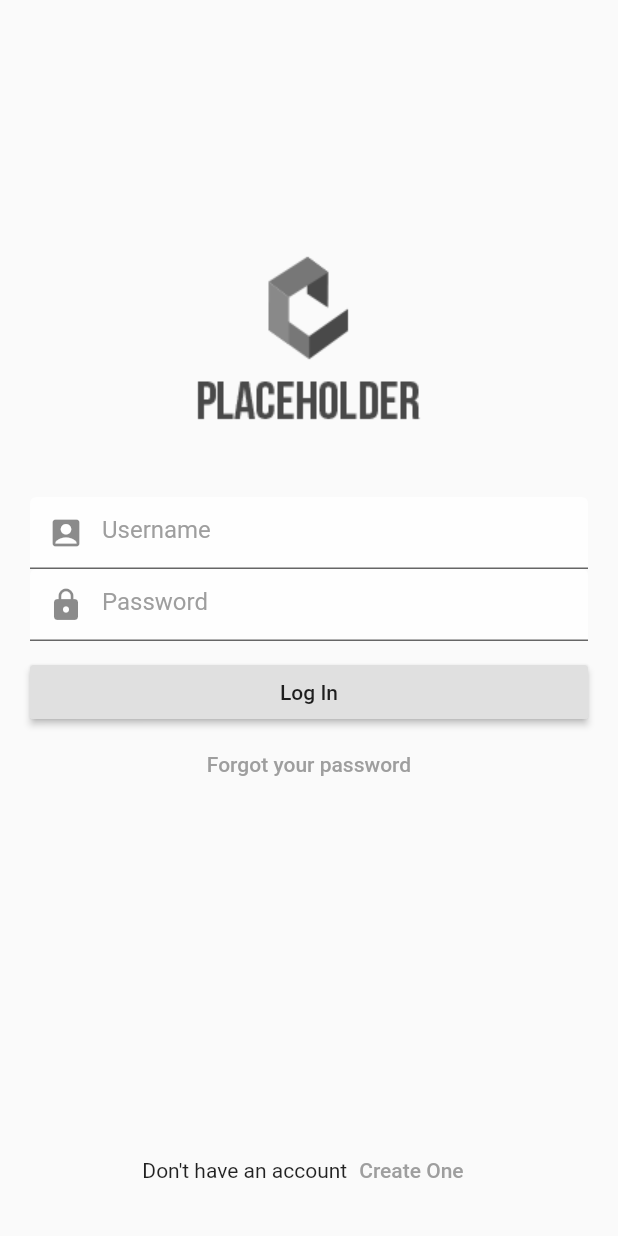
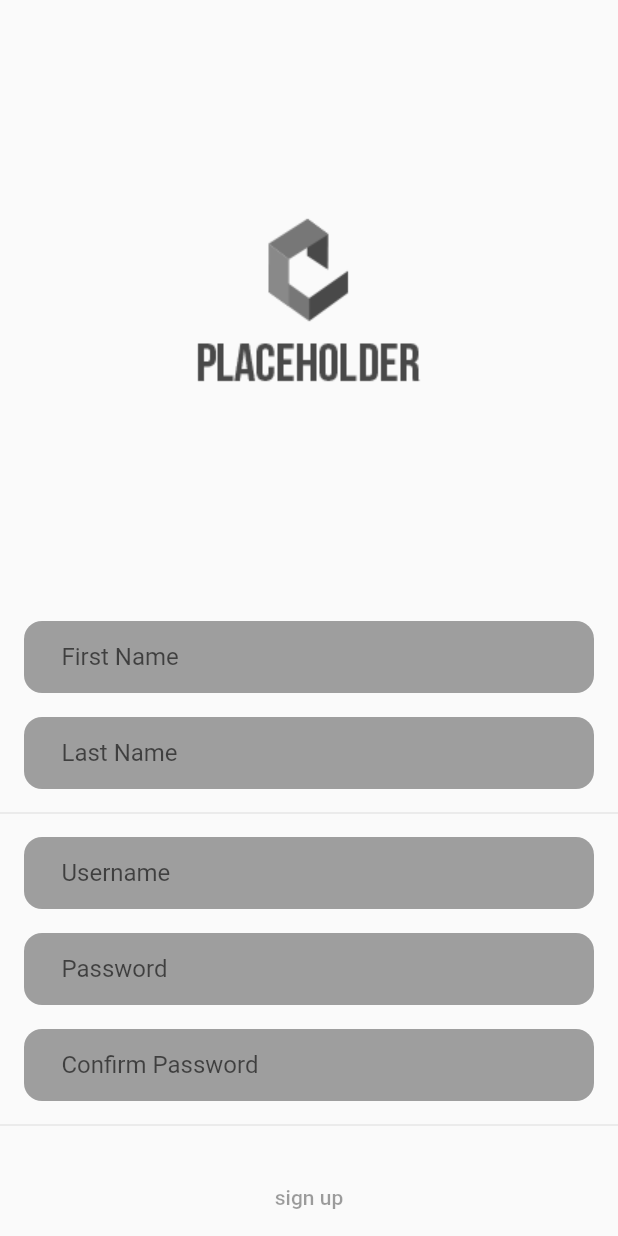
Before and after one commit to Henrymarks1/link, a Flutter app: the screen it shows after launch, after a tap on "Create One", on a phone screen of 412 x 824 dp. Run offline on Flutter 3.47's test engine with Material 2 defaults, Android fonts, the phone set to English and light mode, and no system bars; our stand-ins replace geolocator, google_maps_flutter, sliding_up_panel.

Commit message:
signup page

```diff
--- /dev/null
+++ b/frontend/link/lib/components/themetextfeild.dart
@@ -0,0 +1,54 @@
+import 'package:flutter/material.dart';
+
+class ThemedTextField extends StatelessWidget {
+  final String text;
+  final Function onChanged;
+  ThemedTextField({@required this.text, this.onChanged});
+
+  @override
+  Widget build(BuildContext context) {
+    return Padding(
+      padding: const EdgeInsets.symmetric(
+        horizontal: 16,
+        vertical: 8,
+      ),
+      child: ClipRRect(
+        borderRadius: BorderRadius.circular(12),
+        child: Container(
+          color: Colors.grey,
+          child: TextField(
+            onChanged: onChanged,
+            decoration: InputDecoration(
+              border: InputBorder.none,
+              focusedBorder: InputBorder.none,
+              enabledBorder: InputBorder.none,
+              errorBorder: InputBorder.none,
+              disabledBorder: InputBorder.none,
+              contentPadding:
+                  EdgeInsets.only(left: 25, bottom: 11, top: 11, right: 15),
+              hintText: text,
+            ),
+          ),
+        ),
+      ),
+    );
+  }
+}
+
+class CustomTextField extends StatelessWidget {
+  final TextEditingController controller;
+  final String label;
+  CustomTextField(this.label, {@required this.controller});
+
+  @override
+  Widget build(BuildContext context) {
+    return Padding(
+        padding: const EdgeInsets.all(12.0),
+        child: TextField(
+          controller: controller,
+          decoration: InputDecoration(
+            helperText: label,
+          ),
+        ));
+  }
+}
--- a/frontend/link/lib/main.dart
+++ b/frontend/link/lib/main.dart
@@ -23,7 +23,7 @@ class MyApp extends StatelessWidget {
         // is not restarted.
         primarySwatch: Colors.blue,
       ),
-      home: SignUp(),
+      home: SignIn(),
     );
   }
 }
--- a/frontend/link/lib/pages/signin.dart
+++ b/frontend/link/lib/pages/signin.dart
@@ -2,8 +2,9 @@ import 'dart:ui';
 
 import 'package:flutter/material.dart';
 import 'package:link/pages/map.dart';
+import 'package:link/pages/signup.dart';
 
-class SignUp extends StatelessWidget {
+class SignIn extends StatelessWidget {
   @override
   Widget build(BuildContext context) {
     return Scaffold(
@@ -38,7 +39,6 @@ class SignUp extends StatelessWidget {
               fillColor: Colors.white70,
               focusedBorder: OutlineInputBorder(
                 borderRadius: BorderRadius.all(Radius.circular(10.0)),
-                borderSide: BorderSide(color: Colors.green, width: 2),
               ),
             ),
           ),
@@ -85,7 +85,10 @@ class SignUp extends StatelessWidget {
                       MaterialStateProperty.all<Color>(Colors.grey[500]),
                 ),
                 child: Text("Create One"),
-                onPressed: () {},
+                onPressed: () {
+                  Navigator.push(context,
+                      MaterialPageRoute(builder: (context) => Signup()));
+                },
               )
             ],
           ),
--- /dev/null
+++ b/frontend/link/lib/pages/signup.dart
@@ -0,0 +1,60 @@
+import 'package:flutter/material.dart';
+import 'package:link/components/themetextfeild.dart';
+
+class Signup extends StatelessWidget {
+  @override
+  Widget build(BuildContext context) {
+    return Scaffold(
+        body: CustomScrollView(
+      slivers: [
+        SliverList(
+          delegate: SliverChildListDelegate(
+            [
+              Padding(
+                padding: const EdgeInsets.only(
+                    left: 16, right: 16, top: 16, bottom: 10),
+                child: ClipRRect(
+                  borderRadius: BorderRadius.circular(12),
+                  child: Image.asset(
+                    'assets/images/logo-placeholder.png',
+                  ),
+                ),
+              ),
+              ThemedTextField(
+                text: 'First Name',
+                onChanged: (v) => null,
+              ),
+              ThemedTextField(
+                text: 'Last Name',
+                onChanged: (v) => null,
+              ),
+              Divider(),
+              ThemedTextField(
+                text: 'Username',
+                onChanged: (v) => null,
+              ),
+              ThemedTextField(
+                text: 'Password',
+                onChanged: (v) => null,
+              ),
+              ThemedTextField(
+                text: 'Confirm Password',
+                onChanged: (v) => null,
+              ),
+              Divider(),
+              Padding(
+                padding: const EdgeInsets.all(16.0),
+                child: Container(
+                    width: double.infinity,
+                    child: FlatButton(
+                      child: Text("sign up"),
+                      onPressed: null,
+                    )),
+              ),
+            ],
+          ),
+        ),
+      ],
+    ));
+  }
+}
```
Also changed, not shown: frontend/link/lib/pages/hangout.dart (+15 -33 lines).
